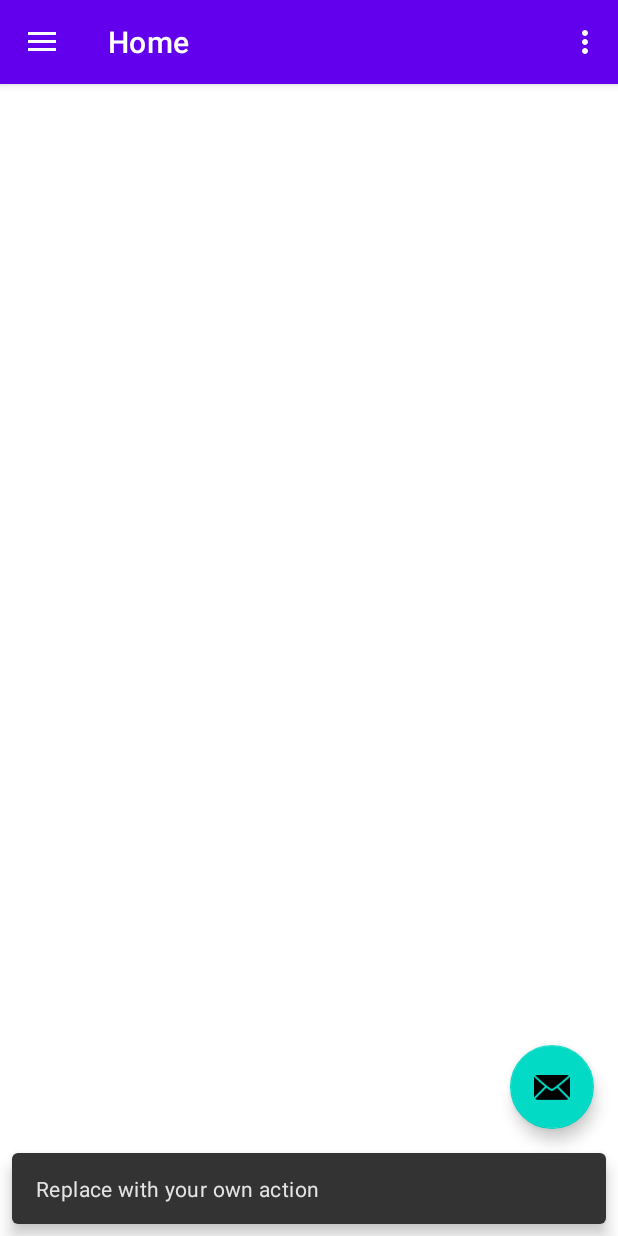
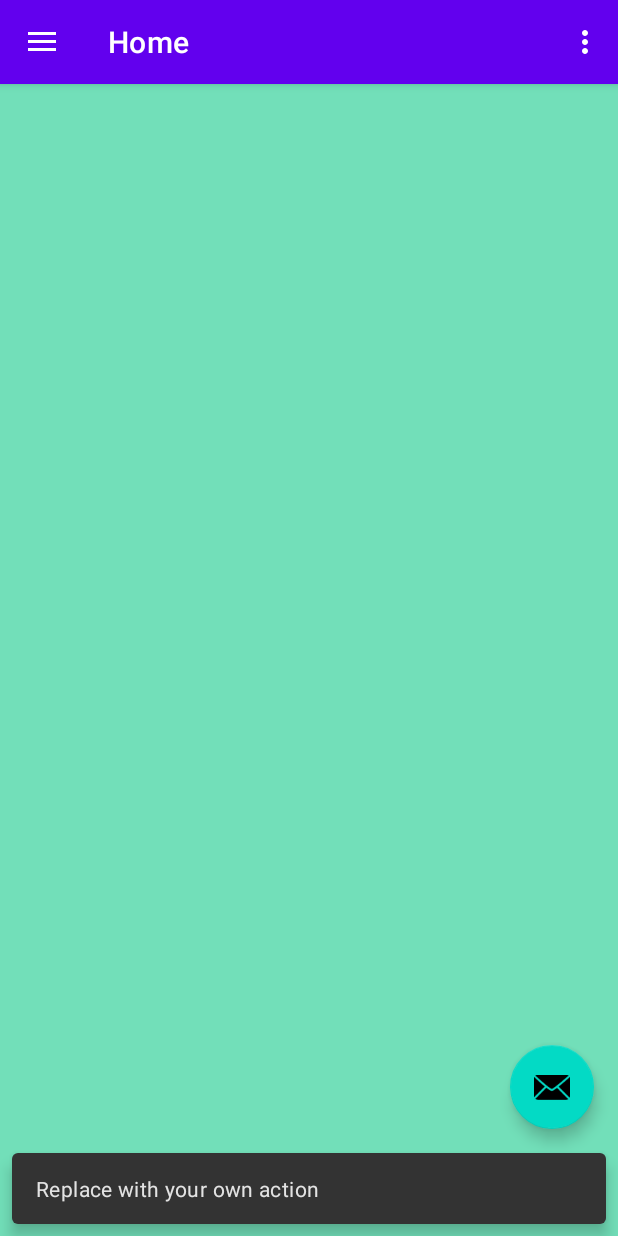
Before and after one commit to brandonicoll/AugmentedSecuritySystem, an Android app: the screen it shows after launch (MainActivity), after a tap on an icon or button, on a phone screen of 412 x 824 dp. Run offline under Robolectric (Android 15) with nearby library versions, the phone set to English and light mode, and no system bars; our stand-ins replace Firebase (no records; nobody signed in at launch, a user with empty details on screens opened directly), navigation-ui.

Commit message:
added blue background

```diff
--- a/app/src/main/res/layout/fragment_gallery.xml
+++ b/app/src/main/res/layout/fragment_gallery.xml
@@ -4,6 +4,7 @@
     xmlns:tools="http://schemas.android.com/tools"
     android:layout_width="match_parent"
     android:layout_height="match_parent"
+    android:background="#C64AD6A5"
     tools:context=".ui.gallery.GalleryFragment">
 
     <TextView
@@ -14,6 +15,7 @@
         android:layout_marginTop="8dp"
         android:layout_marginEnd="8dp"
         android:textAlignment="center"
+        android:textColor="#E10707"
         android:textSize="20sp"
         app:layout_constraintBottom_toBottomOf="parent"
         app:layout_constraintEnd_toEndOf="parent"
```
